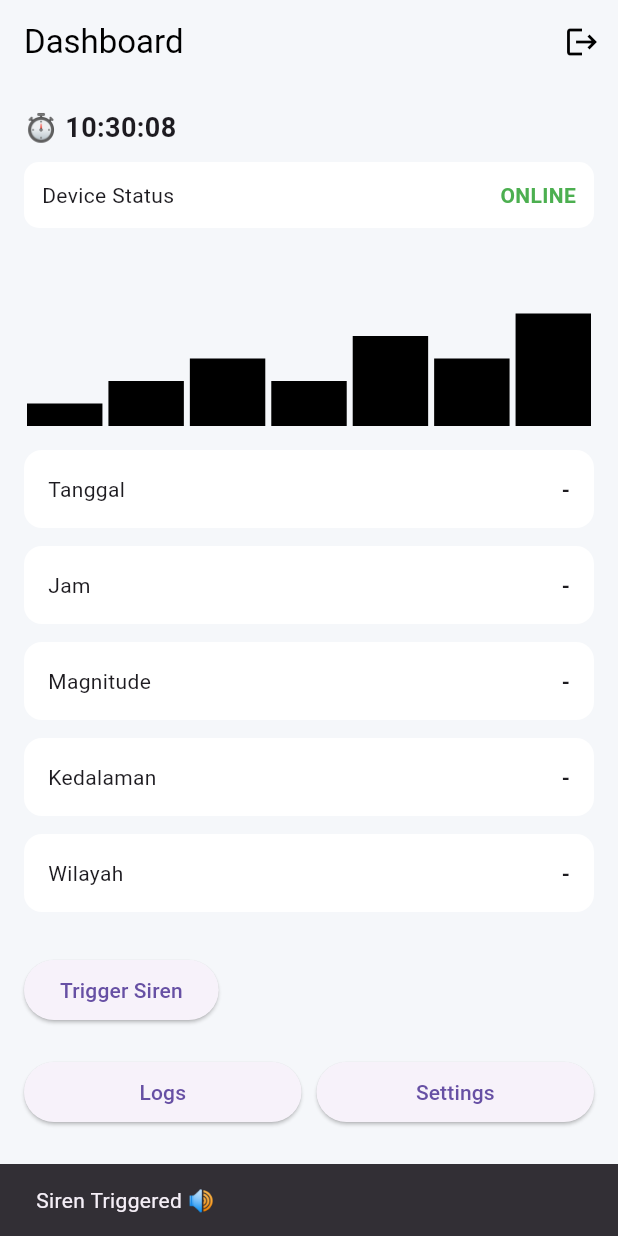
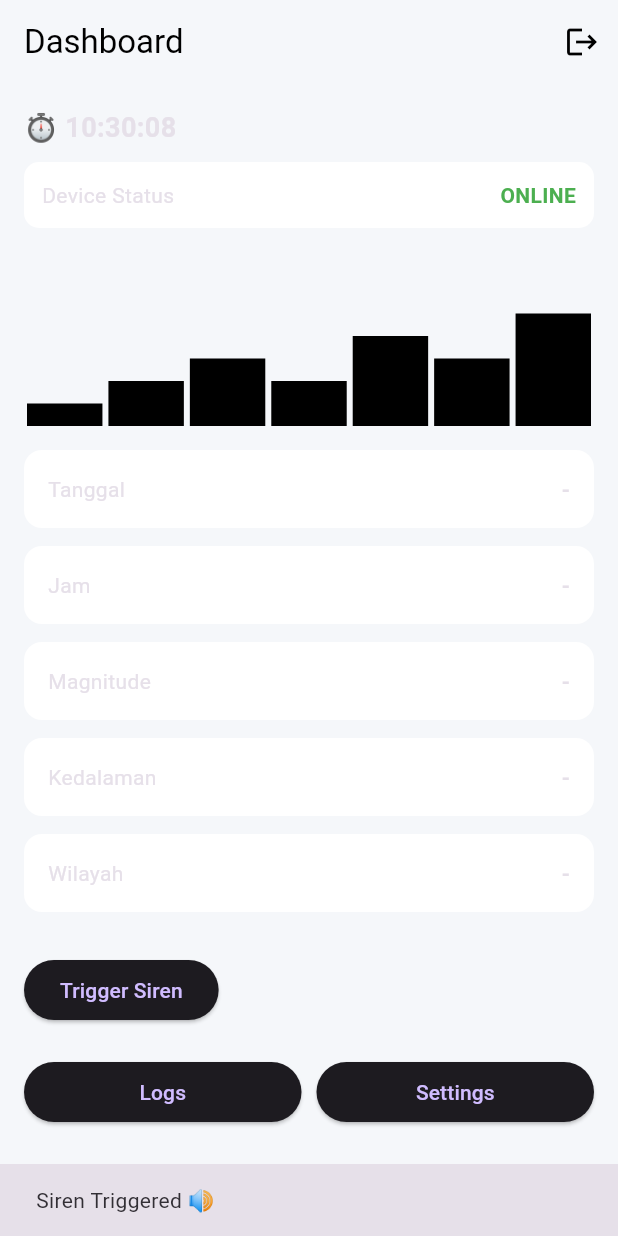
Before and after one commit to naufalatha018-lgtm/earthquake-detector, a Flutter app: the screen it shows after launch, after a tap on "Trigger Siren", on a phone screen of 412 x 824 dp. Run offline on Flutter 3.47's test engine with Material 3 defaults, Android fonts, the light colour scheme and no system bars; our stand-ins replace audioplayers, firebase_core, firebase_database, fl_chart, go_router, google_fonts; accounts and stored records are empty.

Commit message:
merge: resolve conflicts in main.dart and integrate UI configurations

```diff
--- a/lib/main.dart
+++ b/lib/main.dart
@@ -1,21 +1,32 @@
 import 'package:flutter/material.dart';
+import 'package:flutter/services.dart';
 import 'package:provider/provider.dart';
 import 'package:firebase_core/firebase_core.dart';
 import 'firebase_options.dart';
+import 'package:google_fonts/google_fonts.dart';
 
 import 'state/providers/gempa_provider.dart';
 import 'core/router/app_router.dart';
+import 'core/theme/app_theme.dart';
 
 void main() async {
   WidgetsFlutterBinding.ensureInitialized();
+
   await Firebase.initializeApp(
     options: DefaultFirebaseOptions.currentPlatform,
   );
-  runApp(const MyApp());
+
+  SystemChrome.setPreferredOrientations([DeviceOrientation.portraitUp]);
+  SystemChrome.setSystemUIOverlayStyle(const SystemUiOverlayStyle(
+    statusBarColor: Colors.transparent,
+    statusBarIconBrightness: Brightness.light,
+  ));
+
+  runApp(const SeismoGuardApp());
 }
 
-class MyApp extends StatelessWidget {
-  const MyApp({super.key});
+class SeismoGuardApp extends StatelessWidget {
+  const SeismoGuardApp({super.key});
 
   @override
   Widget build(BuildContext context) {
@@ -26,7 +37,9 @@ class MyApp extends StatelessWidget {
         return p;
       },
       child: MaterialApp.router(
+        title: 'SeismoGuard',
         debugShowCheckedModeBanner: false,
+        theme: AppTheme.dark,
         routerConfig: appRouter,
       ),
     );
```
